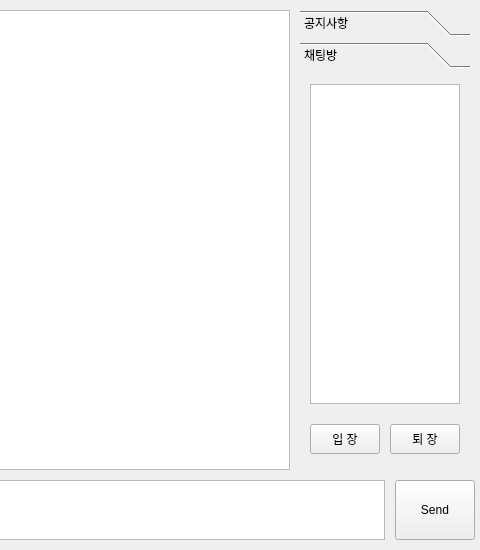
Qt form adminchatform.ui (smileynm/Convenient) before a commit; both pictures show x 320 to 800 and y 0 to 550 of the 800 by 550 pixel window.
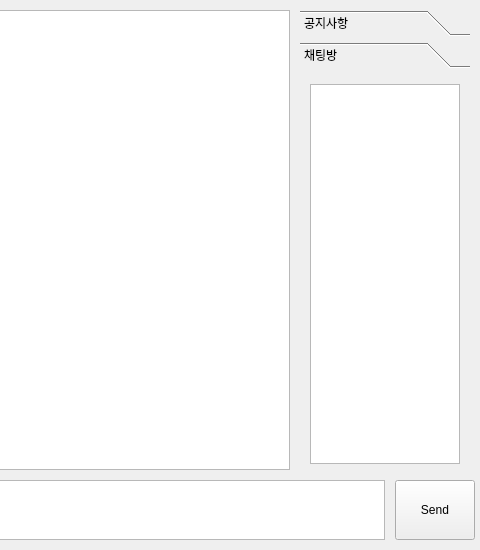
The same form after that commit.

Commit message: Fix: AdminChatForm attendance list

Patch:
```diff
--- a/adminchatform.ui
+++ b/adminchatform.ui
@@ -73,39 +73,13 @@
     <attribute name="label">
      <string>채팅방</string>
     </attribute>
-    <widget class="QPushButton" name="joinButton">
-     <property name="geometry">
-      <rect>
-       <x>10</x>
-       <y>350</y>
-       <width>70</width>
-       <height>30</height>
-      </rect>
-     </property>
-     <property name="text">
-      <string>입 장</string>
-     </property>
-    </widget>
-    <widget class="QPushButton" name="exitButton">
-     <property name="geometry">
-      <rect>
-       <x>90</x>
-       <y>350</y>
-       <width>70</width>
-       <height>30</height>
-      </rect>
-     </property>
-     <property name="text">
-      <string>퇴 장</string>
-     </property>
-    </widget>
-    <widget class="QTableView" name="attendanceView">
+    <widget class="QTableWidget" name="attendanceWidget">
      <property name="geometry">
       <rect>
        <x>10</x>
        <y>10</y>
        <width>150</width>
-       <height>320</height>
+       <height>380</height>
       </rect>
      </property>
     </widget>
```
The commit also changes 122 other files.
